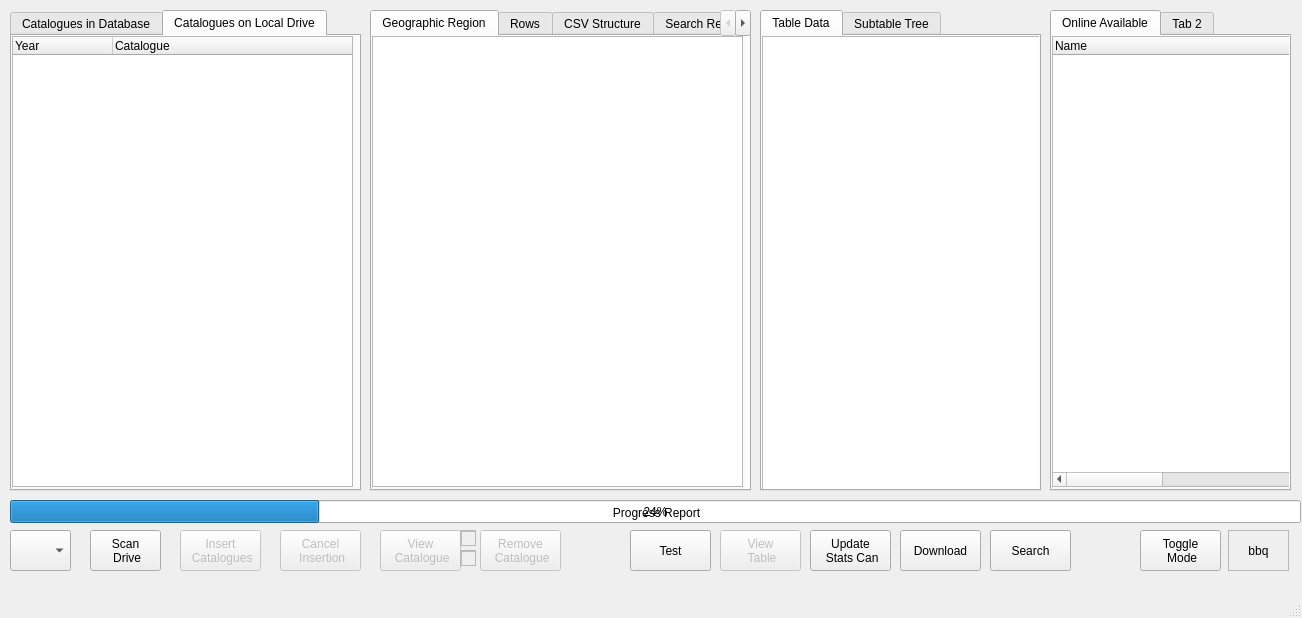
Old version of the form mainwindow.ui in the repository JBs197/SCDA-Explorer.
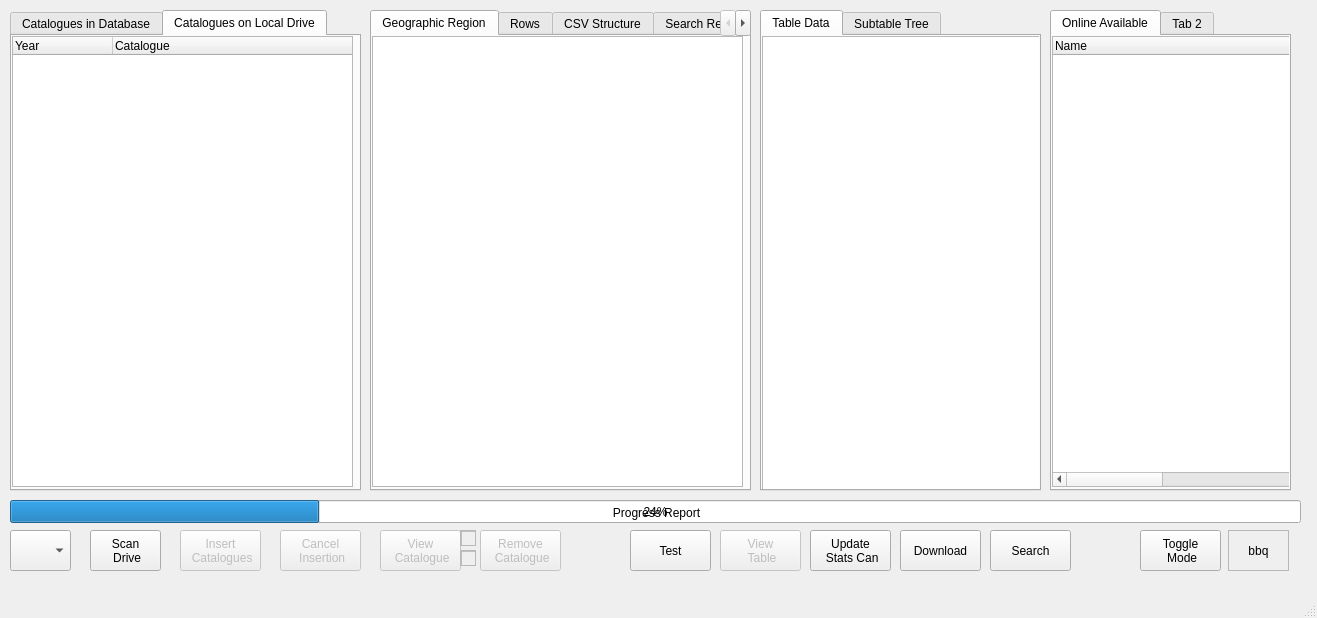
New version of the form.

```diff
--- a/mainwindow.ui
+++ b/mainwindow.ui
@@ -6,7 +6,7 @@
    <rect>
     <x>0</x>
     <y>0</y>
-    <width>1302</width>
+    <width>1317</width>
     <height>618</height>
    </rect>
   </property>
```
Left out of the diff: 2 changed lines with no effect on the pictures.
